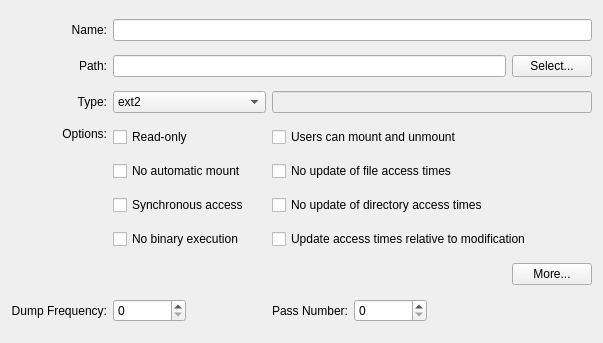
KDE/partitionmanager, file src/gui/editmountpointdialogwidgetbase.ui: the form before one commit.
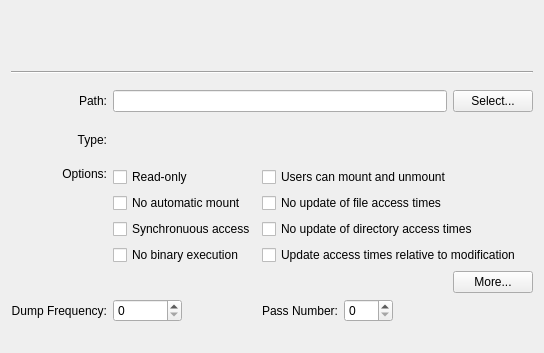
The form after the commit. Custom widgets are drawn as their Qt base class.

The edit to the form file:
```diff
--- a/src/gui/editmountpointdialogwidgetbase.ui
+++ b/src/gui/editmountpointdialogwidgetbase.ui
@@ -6,38 +6,15 @@
    <rect>
     <x>0</x>
     <y>0</y>
-    <width>603</width>
-    <height>343</height>
+    <width>534</width>
+    <height>353</height>
    </rect>
   </property>
   <property name="windowTitle">
    <string>Form</string>
   </property>
   <layout class="QGridLayout" name="gridLayout">
-   <item row="0" column="0">
-    <widget class="QLabel" name="m_LabelName">
-     <property name="text">
-      <string>Name:</string>
-     </property>
-     <property name="alignment">
-      <set>Qt::AlignRight|Qt::AlignTrailing|Qt::AlignVCenter</set>
-     </property>
-     <property name="buddy">
-      <cstring>m_EditName</cstring>
-     </property>
-    </widget>
-   </item>
-   <item row="0" column="1" colspan="6">
-    <widget class="KLineEdit" name="m_EditName">
-     <property name="sizePolicy">
-      <sizepolicy hsizetype="Expanding" vsizetype="Fixed">
-       <horstretch>1</horstretch>
-       <verstretch>0</verstretch>
-      </sizepolicy>
-     </property>
-    </widget>
-   </item>
-   <item row="1" column="0">
+   <item row="4" column="0">
     <widget class="QLabel" name="m_LabelPath">
      <property name="text">
       <string>Path:</string>
@@ -50,7 +27,7 @@
      </property>
     </widget>
    </item>
-   <item row="1" column="1" colspan="5">
+   <item row="4" column="1" colspan="5">
     <widget class="KLineEdit" name="m_EditPath">
      <property name="sizePolicy">
       <sizepolicy hsizetype="Expanding" vsizetype="Fixed">
@@ -60,7 +37,7 @@
      </property>
     </widget>
    </item>
-   <item row="1" column="6">
+   <item row="4" column="6">
     <widget class="KPushButton" name="m_ButtonSelect">
      <property name="sizePolicy">
       <sizepolicy hsizetype="Minimum" vsizetype="Fixed">
@@ -73,7 +50,7 @@
      </property>
     </widget>
    </item>
-   <item row="2" column="0">
+   <item row="5" column="0">
     <widget class="QLabel" name="m_LabelType">
      <property name="text">
       <string>Type:</string>
@@ -81,93 +58,9 @@
      <property name="alignment">
       <set>Qt::AlignRight|Qt::AlignTrailing|Qt::AlignVCenter</set>
      </property>
-     <property name="buddy">
-      <cstring>m_EditType</cstring>
-     </property>
     </widget>
    </item>
-   <item row="2" column="1" colspan="2">
-    <widget class="KComboBox" name="m_ComboType">
-     <item>
-      <property name="text">
-       <string>ext2</string>
-      </property>
-     </item>
-     <item>
-      <property name="text">
-       <string>ext3</string>
-      </property>
-     </item>
-     <item>
-      <property name="text">
-       <string>ext4</string>
-      </property>
-     </item>
-     <item>
-      <property name="text">
-       <string>swap</string>
-      </property>
-     </item>
-     <item>
-      <property name="text">
-       <string>vfat</string>
-      </property>
-     </item>
-     <item>
-      <property name="text">
-       <string>ntfs</string>
-      </property>
-     </item>
-     <item>
-      <property name="text">
-       <string>reiser</string>
-      </property>
-     </item>
-     <item>
-      <property name="text">
-       <string>reiser4</string>
-      </property>
-     </item>
-     <item>
-      <property name="text">
-       <string>xfs</string>
-      </property>
-     </item>
-     <item>
-      <property name="text">
-       <string>jfs</string>
-      </property>
-     </item>
-     <item>
-      <property name="text">
-       <string>hfs</string>
-      </property>
-     </item>
-     <item>
-      <property name="text">
-       <string>hfsplus</string>
-      </property>
-     </item>
-     <item>
-      <property name="text">
-       <string>ufs</string>
-      </property>
-     </item>
-     <item>
-      <property name="text">
-       <string>other</string>
-      </property>
-     </item>
-    </widget>
-   </item>
-   <item row="2" column="3" colspan="4">
-    <widget class="KLineEdit" name="m_EditType">
-     <property name="enabled">
-      <bool>false</bool>
-     </property>
-    </widget>
-   </item>
-   <item row="3" column="0">
+   <item row="6" column="0">
     <widget class="QLabel" name="m_LabelOptions">
      <property name="text">
       <string>Options:</string>
@@ -177,63 +70,63 @@
      </property>
     </widget>
    </item>
-   <item row="3" column="1" colspan="2">
+   <item row="6" column="1" colspan="2">
     <widget class="QCheckBox" name="m_CheckReadOnly">
      <property name="text">
       <string>Read-only</string>
      </property>
     </widget>
    </item>
-   <item row="3" column="3" colspan="4">
+   <item row="6" column="3" colspan="4">
     <widget class="QCheckBox" name="m_CheckUsers">
      <property name="text">
       <string>Users can mount and unmount</string>
      </property>
     </widget>
    </item>
-   <item row="4" column="1" colspan="2">
+   <item row="7" column="1" colspan="2">
     <widget class="QCheckBox" name="m_CheckNoAuto">
      <property name="text">
       <string>No automatic mount</string>
      </property>
     </widget>
    </item>
-   <item row="4" column="3" colspan="3">
+   <item row="7" column="3" colspan="3">
     <widget class="QCheckBox" name="m_CheckNoAtime">
      <property name="text">
       <string>No update of file access times</string>
      </property>
     </widget>
    </item>
-   <item row="5" column="1" colspan="2">
+   <item row="8" column="1" colspan="2">
     <widget class="QCheckBox" name="m_CheckSync">
      <property name="text">
-      <string>Synchronous access</string>
+      <string>Synchronuous access</string>
      </property>
     </widget>
    </item>
-   <item row="5" column="3" colspan="4">
+   <item row="8" column="3" colspan="4">
     <widget class="QCheckBox" name="m_CheckNoDirAtime">
      <property name="text">
       <string>No update of directory access times</string>
      </property>
     </widget>
    </item>
-   <item row="6" column="1" colspan="2">
+   <item row="9" column="1" colspan="2">
     <widget class="QCheckBox" name="m_CheckNoExec">
      <property name="text">
       <string>No binary execution</string>
      </property>
     </widget>
    </item>
-   <item row="6" column="3" colspan="4">
+   <item row="9" column="3" colspan="4">
     <widget class="QCheckBox" name="m_CheckRelAtime">
      <property name="text">
       <string>Update access times relative to modification</string>
      </property>
     </widget>
    </item>
-   <item row="7" column="3" colspan="3">
+   <item row="10" column="3" colspan="3">
     <spacer name="horizontalSpacer">
      <property name="orientation">
       <enum>Qt::Horizontal</enum>
@@ -246,14 +139,14 @@
      </property>
     </spacer>
    </item>
-   <item row="7" column="6">
+   <item row="10" column="6">
     <widget class="KPushButton" name="m_ButtonMore">
      <property name="text">
       <string>More...</string>
      </property>
     </widget>
    </item>
-   <item row="8" column="0">
+   <item row="11" column="0">
     <widget class="QLabel" name="m_LabelDumpFreq">
      <property name="text">
       <string>Dump Frequency:</string>
@@ -266,10 +159,10 @@
      </property>
     </widget>
    </item>
-   <item row="8" column="1">
+   <item row="11" column="1">
     <widget class="QSpinBox" name="m_SpinDumpFreq"/>
    </item>
-   <item row="8" column="2">
+   <item row="11" column="2">
     <spacer name="horizontalSpacer_2">
      <property name="orientation">
       <enum>Qt::Horizontal</enum>
@@ -282,7 +175,7 @@
      </property>
     </spacer>
    </item>
-   <item row="8" column="3">
+   <item row="11" column="3">
     <widget class="QLabel" name="m_LabelPassNumber">
      <property name="text">
       <string>Pass Number:</string>
@@ -295,10 +188,10 @@
      </property>
     </widget>
    </item>
-   <item row="8" column="4">
+   <item row="11" column="4">
     <widget class="QSpinBox" name="m_SpinPassNumber"/>
    </item>
-   <item row="8" column="5" colspan="2">
+   <item row="11" column="5" colspan="2">
     <spacer name="horizontalSpacer_3">
      <property name="orientation">
       <enum>Qt::Horizontal</enum>
@@ -311,6 +204,84 @@
      </property>
     </spacer>
    </item>
+   <item row="0" column="0" colspan="7">
+    <widget class="QLabel" name="m_LabelNameValue">
+     <property name="font">
+      <font>
+       <weight>75</weight>
+       <bold>true</bold>
+      </font>
+     </property>
+     <property name="text">
+      <string/>
+     </property>
+     <property name="alignment">
+      <set>Qt::AlignCenter</set>
+     </property>
+    </widget>
+   </item>
+   <item row="5" column="1" colspan="2">
+    <widget class="QLabel" name="m_LabelTypeValue">
+     <property name="text">
+      <string/>
+     </property>
+    </widget>
+   </item>
+   <item row="2" column="0" colspan="7">
+    <widget class="Line" name="line">
+     <property name="orientation">
+      <enum>Qt::Horizontal</enum>
+     </property>
+    </widget>
+   </item>
+   <item row="1" column="0" colspan="7">
+    <spacer name="verticalSpacer">
+     <property name="orientation">
+      <enum>Qt::Vertical</enum>
+     </property>
+     <property name="sizeType">
+      <enum>QSizePolicy::Fixed</enum>
+     </property>
+     <property name="sizeHint" stdset="0">
+      <size>
+       <width>20</width>
+       <height>10</height>
+      </size>
+     </property>
+    </spacer>
+   </item>
+   <item row="3" column="0" colspan="7">
+    <spacer name="verticalSpacer_2">
+     <property name="orientation">
+      <enum>Qt::Vertical</enum>
+     </property>
+     <property name="sizeType">
+      <enum>QSizePolicy::Fixed</enum>
+     </property>
+     <property name="sizeHint" stdset="0">
+      <size>
+       <width>20</width>
+       <height>10</height>
+      </size>
+     </property>
+    </spacer>
+   </item>
+   <item row="12" column="0" colspan="7">
+    <spacer name="verticalSpacer_3">
+     <property name="orientation">
+      <enum>Qt::Vertical</enum>
+     </property>
+     <property name="sizeType">
+      <enum>QSizePolicy::Fixed</enum>
+     </property>
+     <property name="sizeHint" stdset="0">
+      <size>
+       <width>20</width>
+       <height>20</height>
+      </size>
+     </property>
+    </spacer>
+   </item>
   </layout>
  </widget>
  <customwidgets>
@@ -324,11 +295,6 @@
    <extends>QLineEdit</extends>
    <header>klineedit.h</header>
   </customwidget>
-  <customwidget>
-   <class>KComboBox</class>
-   <extends>QComboBox</extends>
-   <header>kcombobox.h</header>
-  </customwidget>
  </customwidgets>
  <resources/>
  <connections/>
```
